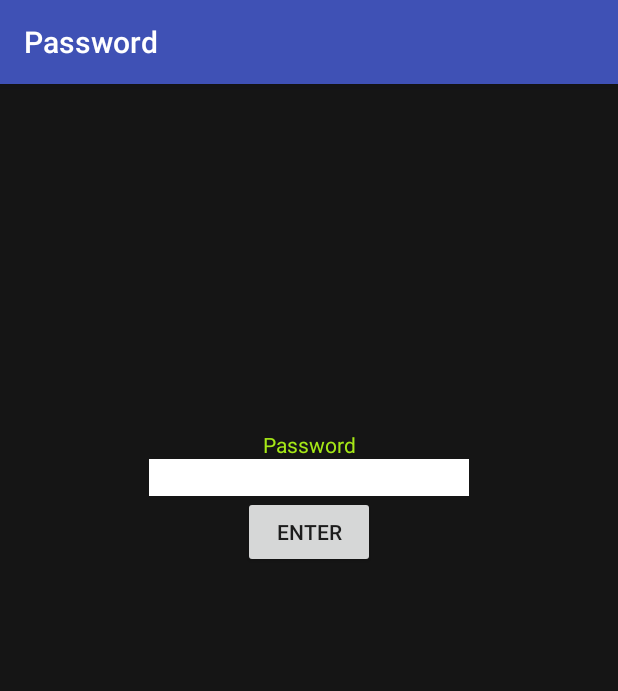
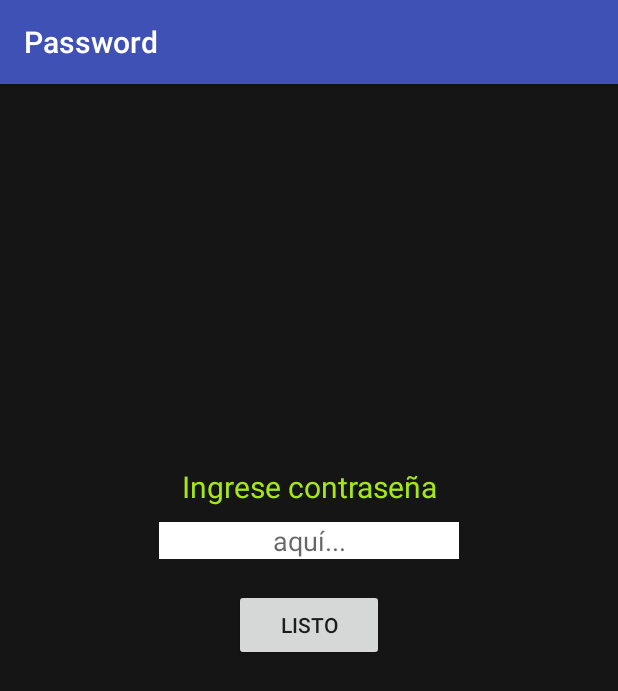
Before and after one commit to AngieGE/Arquitectura, an Android app: the screen it shows after launch (Password), on a phone screen of 412 x 824 dp. Shown: the top 691 px of the screen. Run offline under Robolectric (Android 15) with nearby library versions, the phone set to English and light mode, and no system bars.

Commit message:
Modificación de layout password

```diff
--- a/Proyecto_Arquitectura/app/src/main/res/layout/activity_main.xml
+++ b/Proyecto_Arquitectura/app/src/main/res/layout/activity_main.xml
@@ -15,25 +15,27 @@
     <LinearLayout
         android:orientation="vertical"
         android:layout_width="match_parent"
-        android:layout_height="match_parent">
+        android:layout_height="match_parent"
+        android:layout_alignParentTop="true"
+        android:layout_alignParentStart="true">
 
         <TextView
+            android:id="@+id/textView5"
+            android:layout_width="match_parent"
+            android:layout_height="170dp"
+            android:gravity="bottom|center"
             android:text="Bienvenido a la App"
-            android:layout_width="match_parent"
-            android:id="@+id/textView5"
             android:textColor="@color/white_letters"
-            android:gravity="bottom|center"
-            android:layout_height="170dp"
-            android:textStyle="normal|bold"
-            android:textSize="16sp" />
+            android:textSize="16sp"
+            android:textStyle="normal|bold" />
 
         <TextView
-            android:text="de RAdo"
+            android:id="@+id/textView4"
             android:layout_width="match_parent"
             android:layout_height="wrap_content"
+            android:gravity="center_horizontal"
+            android:text="de RAdo"
             android:textColor="@color/white_letters"
-            android:id="@+id/textView4"
-            android:gravity="center_horizontal"
             android:textSize="16sp"
             android:textStyle="normal|bold" />
 
--- a/Proyecto_Arquitectura/app/src/main/res/layout/password.xml
+++ b/Proyecto_Arquitectura/app/src/main/res/layout/password.xml
@@ -1,55 +1,43 @@
 <?xml version="1.0" encoding="utf-8"?>
 <LinearLayout xmlns:android="http://schemas.android.com/apk/res/android"
-    android:orientation="vertical" android:layout_width="match_parent"
+    android:layout_width="match_parent"
+    android:layout_height="match_parent"
     android:background="@color/backgroud_first_screen"
-    android:layout_height="match_parent">
-
-    <LinearLayout
-        android:orientation="horizontal"
-        android:layout_width="match_parent"
-        android:layout_height="250dp">
+    android:orientation="vertical"
+    android:weightSum="1">
 
     <TextView
-            android:text="Password"
-            android:layout_width="wrap_content"
-            android:layout_height="match_parent"
+        android:id="@+id/textView"
+        android:layout_width="match_parent"
+        android:layout_height="47dp"
+        android:layout_gravity="center"
+        android:layout_weight="0.39"
+        android:gravity="bottom|center"
+        android:paddingBottom="10dp"
+        android:text="Ingrese contraseña"
         android:textColor="@color/green_letters"
-            android:id="@+id/textView"
-            android:layout_weight="1"
-            android:gravity="bottom|center_horizontal" />
-    </LinearLayout>
-
-    <LinearLayout
-        android:orientation="vertical"
-        android:layout_width="match_parent"
-        android:layout_height="match_parent">
-
-        <LinearLayout
-            android:orientation="vertical"
-            android:layout_width="match_parent"
-            android:layout_height="wrap_content"
-            android:gravity="center_horizontal">
+        android:textSize="20sp" />
 
     <EditText
-                android:layout_height="match_parent"
+        android:id="@+id/password"
+        android:layout_width="200dp"
+        android:layout_height="wrap_content"
+        android:layout_gravity="center"
+        android:background="@color/white_letters"
+        android:ems="10"
+        android:gravity="center"
+        android:hint="aquí..."
         android:inputType="textPersonName"
-                android:text=""
-                android:ems="10"
-                android:layout_weight="1"
-                android:gravity="center_vertical|center_horizontal"
         android:textColor="@color/black"
-                android:background="@color/white_letters"
-                android:id="@+id/password"
-                android:layout_width="wrap_content" />
+        android:textColorLink="@color/black" />
 
     <Button
-                android:text="Enter"
-                android:layout_width="wrap_content"
+        android:id="@+id/enter"
+        android:layout_width="100dp"
         android:layout_height="wrap_content"
-                android:id="@+id/enter"
-                android:layout_weight="1"
-                android:gravity="center" />
-        </LinearLayout>
+        android:layout_gravity="center"
+        android:layout_marginTop="20dp"
+        android:gravity="center"
+        android:text="Listo" />
 
 </LinearLayout>
-</LinearLayout>
--- a/Proyecto_Arquitectura/app/src/main/res/values/colors.xml
+++ b/Proyecto_Arquitectura/app/src/main/res/values/colors.xml
@@ -4,8 +4,8 @@
     <color name="colorPrimaryDark">#303F9F</color>
     <color name="colorAccent">#FF4081</color>
     <color name="backgroud_first_screen">#151515</color>
-    <color name="white_letters">#FFFFFF</color>
-    <color name="green_letters">#A6E817</color>
+    <color name="white_letters">#ffffff</color>
+    <color name="green_letters">#a6e817</color>
     <color name="gray_letters">#E6E6E6</color>
     <color name="gray_background">#BDBDBD</color>
     <color name="black">#151515</color>
```
Also changed, not shown: 1 other file. Lines whose indentation alone changed are shown as unchanged.
